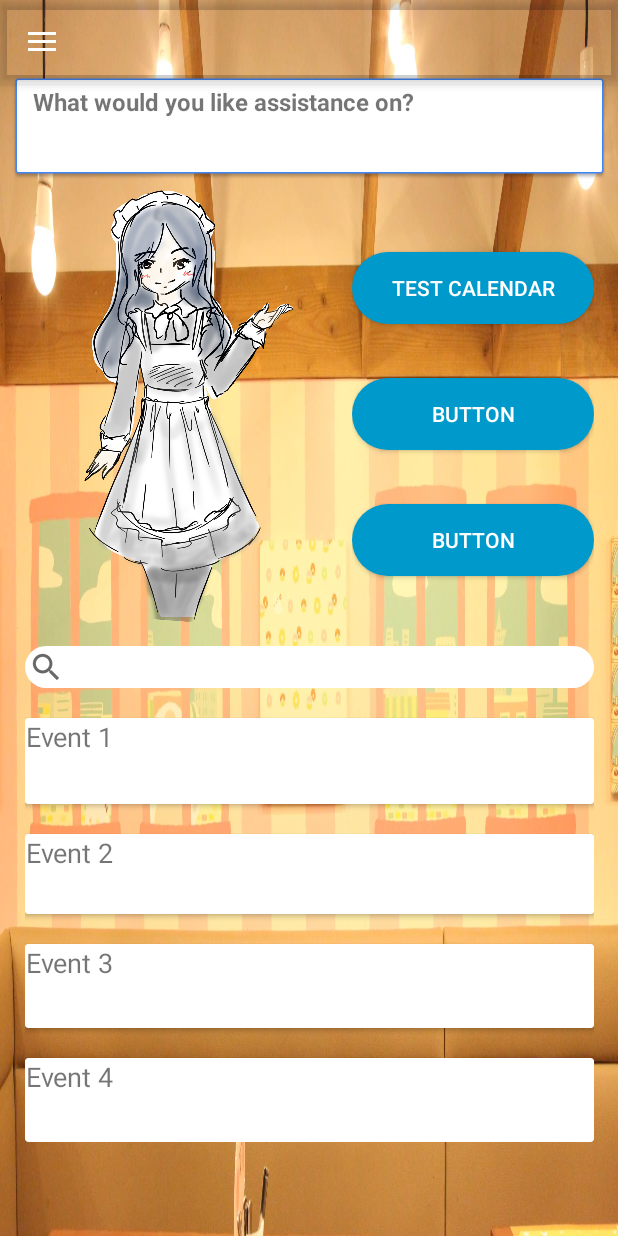
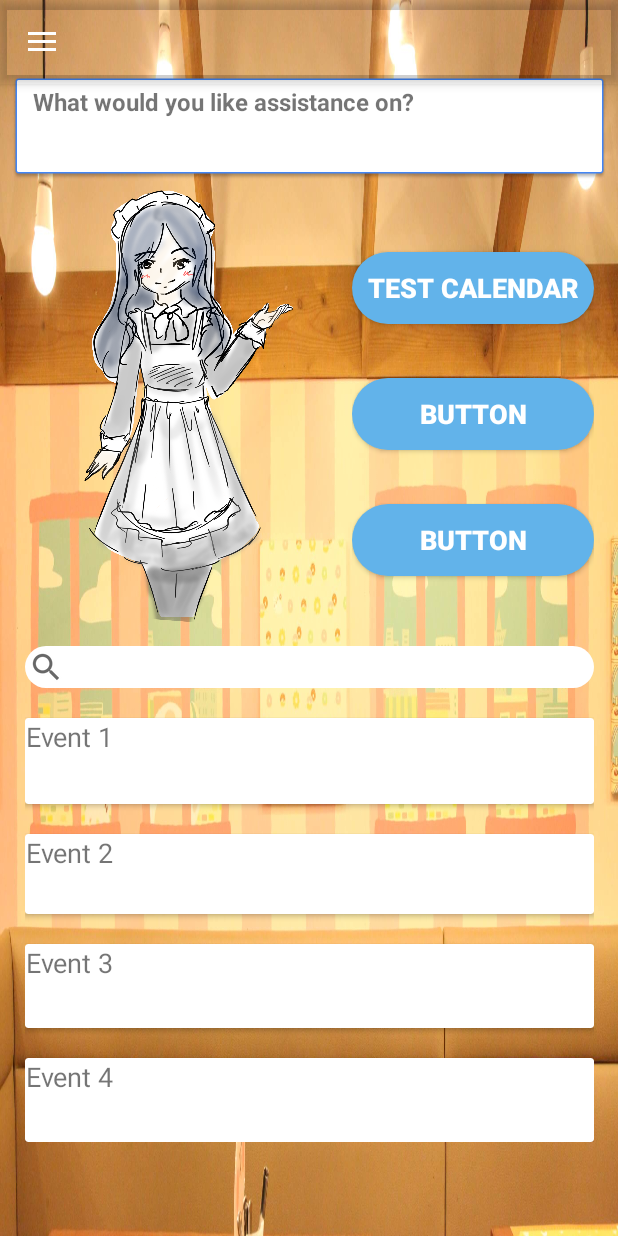
Before and after one commit to zic079/BAEBot, an Android app: the screen it shows after launch once a user with an empty profile is signed in (MainActivity), on a phone screen of 412 x 824 dp. Run offline under Robolectric (Android 15) with nearby library versions, the light colour scheme and no system bars; our stand-ins replace Firebase (no records; nobody signed in at launch, a user with empty details on screens opened directly); 1 statement that could not run was skipped.

Commit message:
change button color

```diff
--- a/app/src/main/res/drawable/ic_button.xml
+++ b/app/src/main/res/drawable/ic_button.xml
@@ -1,7 +1,7 @@
 <?xml version="1.0" encoding="utf-8"?>
 <shape xmlns:android="http://schemas.android.com/apk/res/android" android:shape="rectangle">
 
-    <solid android:color="@android:color/holo_blue_dark" />
+    <solid android:color="#62B3EA" />
     <corners android:radius="25dp"/>
 
 </shape>
--- a/app/src/main/res/layout/content_main.xml
+++ b/app/src/main/res/layout/content_main.xml
@@ -75,7 +75,9 @@
                         android:layout_width="match_parent"
                         android:layout_height="wrap_content"
                         android:background="@drawable/ic_button"
-                        android:text="TEST Calendar" />
+                        android:text="TEST Calendar"
+                        android:textSize="18sp"
+                        android:textStyle="bold" />
 
 
                     <Space
@@ -88,7 +90,9 @@
                         android:layout_width="match_parent"
                         android:layout_height="wrap_content"
                         android:background="@drawable/ic_button"
-                        android:text="Button" />
+                        android:text="Button"
+                        android:textSize="18sp"
+                        android:textStyle="bold" />
 
 
                     <Space
@@ -101,7 +105,9 @@
                         android:layout_width="match_parent"
                         android:layout_height="wrap_content"
                         android:background="@drawable/ic_button"
-                        android:text="Button" />
+                        android:text="Button"
+                        android:textSize="18sp"
+                        android:textStyle="bold" />
 
                     <Space
                         android:layout_width="match_parent"
```
